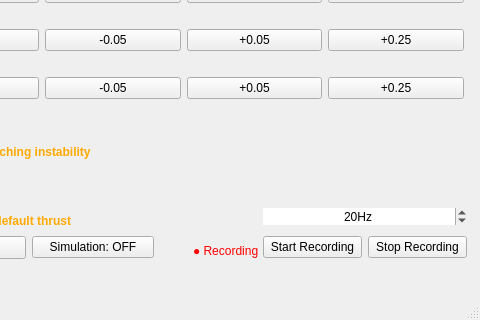
Jone-the-creator/Digital_Twin_client, file GUI/ui/designer files/main_window.ui: the form before one commit; both pictures show x 727 to 1207 and y 487 to 807 of the 1207 by 807 pixel window.
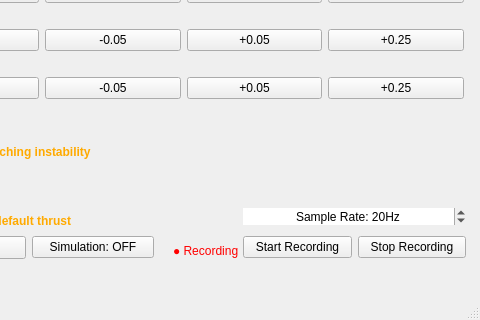
The form after the commit.

Commit message: instantiate second simulation model option

```diff
--- a/GUI/ui/designer files/main_window.ui
+++ b/GUI/ui/designer files/main_window.ui
@@ -17,7 +17,7 @@
    <widget class="QLabel" name="recording_label">
     <property name="geometry">
      <rect>
-      <x>920</x>
+      <x>900</x>
       <y>730</y>
       <width>67</width>
       <height>16</height>
@@ -415,9 +415,9 @@
    <widget class="QWidget" name="">
     <property name="geometry">
      <rect>
-      <x>990</x>
+      <x>970</x>
       <y>690</y>
-      <width>204</width>
+      <width>223</width>
       <height>62</height>
      </rect>
     </property>
@@ -447,6 +447,9 @@
        <property name="suffix">
         <string>Hz</string>
        </property>
+       <property name="prefix">
+        <string>Sample Rate: </string>
+       </property>
        <property name="minimum">
         <number>1</number>
        </property>
```
The commit also changes 1 other file.
